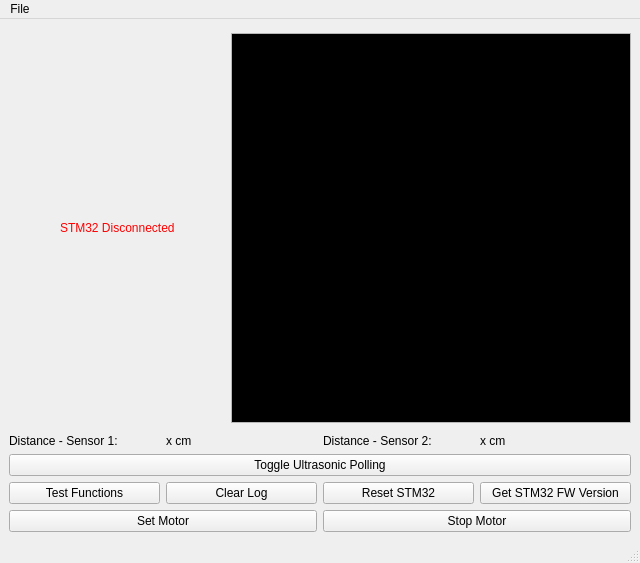
This is mainwindow.ui in LeedsRaspJam/Cryptoid-Python as Qt 5 draws it before an edit. The edited form follows.
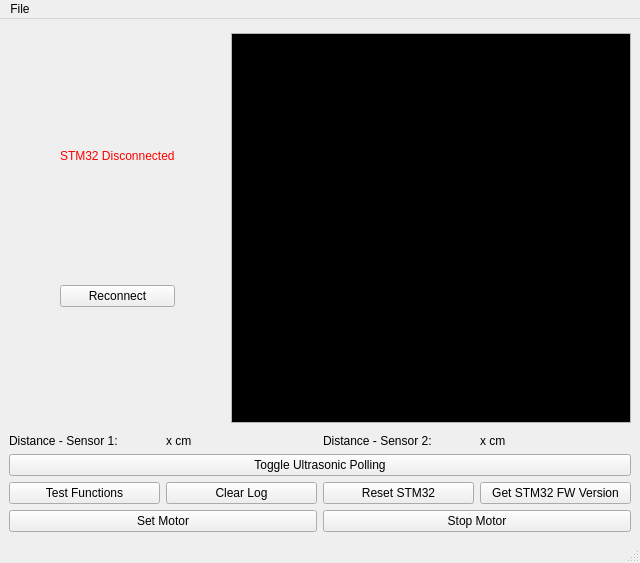
This is the edited form.

Patch:
```diff
--- a/mainwindow.ui
+++ b/mainwindow.ui
@@ -47,6 +47,24 @@
        </spacer>
       </item>
       <item>
+       <layout class="QVBoxLayout" name="verticalLayout_2">
+        <property name="leftMargin">
+         <number>0</number>
+        </property>
+        <item>
+         <spacer name="verticalSpacer_5">
+          <property name="orientation">
+           <enum>Qt::Vertical</enum>
+          </property>
+          <property name="sizeHint" stdset="0">
+           <size>
+            <width>20</width>
+            <height>40</height>
+           </size>
+          </property>
+         </spacer>
+        </item>
+        <item>
        <widget class="QLabel" name="stm32Connected">
         <property name="styleSheet">
          <string notr="true">color:#FF0000</string>
@@ -55,6 +73,41 @@
          <string>STM32 Disconnected</string>
         </property>
        </widget>
+        </item>
+        <item>
+         <spacer name="verticalSpacer_4">
+          <property name="orientation">
+           <enum>Qt::Vertical</enum>
+          </property>
+          <property name="sizeHint" stdset="0">
+           <size>
+            <width>20</width>
+            <height>40</height>
+           </size>
+          </property>
+         </spacer>
+        </item>
+        <item>
+         <widget class="QPushButton" name="reInit">
+          <property name="text">
+           <string>Reconnect</string>
+          </property>
+         </widget>
+        </item>
+        <item>
+         <spacer name="verticalSpacer">
+          <property name="orientation">
+           <enum>Qt::Vertical</enum>
+          </property>
+          <property name="sizeHint" stdset="0">
+           <size>
+            <width>20</width>
+            <height>40</height>
+           </size>
+          </property>
+         </spacer>
+        </item>
+       </layout>
       </item>
       <item>
        <spacer name="horizontalSpacer_2">
```
Lines whose indentation alone changed are shown as unchanged.
